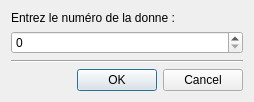
The window that src/client/NumberedDealUI.ui (arabine/icl) describes before a commit, drawn with Qt 5.
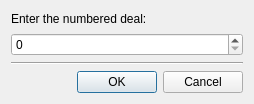
The same window after the commit.

The edit to the form file:
```diff
--- a/src/client/NumberedDealUI.ui
+++ b/src/client/NumberedDealUI.ui
@@ -7,7 +7,7 @@
     <x>0</x>
     <y>0</y>
     <width>254</width>
-    <height>102</height>
+    <height>104</height>
    </rect>
   </property>
   <property name="windowTitle">
@@ -17,7 +17,7 @@
    <item>
     <widget class="QLabel" name="label">
      <property name="text">
-      <string>Entrez le numéro de la donne :</string>
+      <string>Enter the numbered deal:</string>
      </property>
     </widget>
    </item>
```
Left out of the diff: 2 changed lines with no effect on the pictures.
